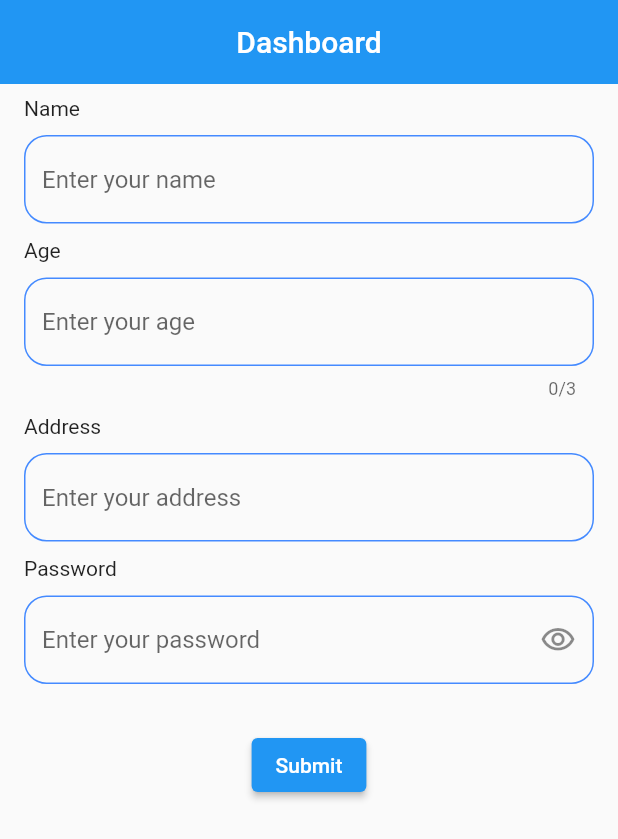
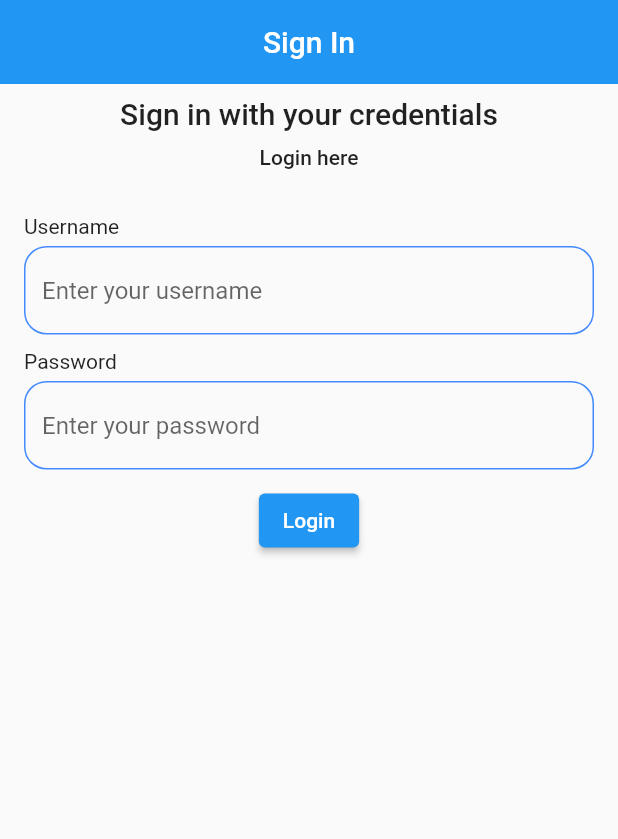
Before and after one commit to Manoj882/form_application, a Flutter app: the screen it shows after launch, on a phone screen of 412 x 824 dp. Shown: the top 839 px of the screen. Run offline on Flutter 3.47's test engine with Material 2 defaults, Android fonts, the phone set to English and light mode, and no system bars.

Commit message:
added login screen and alert dialog

```diff
--- a/lib/main.dart
+++ b/lib/main.dart
@@ -1,5 +1,6 @@
 import 'package:flutter/material.dart';
-import 'package:form_app/screens/home_screen.dart';
+import 'package:form_app/screens/contact_screen.dart';
+import 'package:form_app/screens/login_screen.dart';
 
 void main() {
   runApp(const MyApp());
@@ -17,7 +18,7 @@ class MyApp extends StatelessWidget {
 
         primarySwatch: Colors.blue,
       ),
-      home:  HomeScreen(),
+      home: LoginScreen(),
     );
   }
 }
--- a/lib/screens/home_screen.dart
+++ b/lib/screens/contact_screen.dart
@@ -4,24 +4,18 @@ import 'package:flutter/services.dart';
   import 'package:form_app/screens/details_screen.dart';
   import 'package:form_app/widgets/general_text_field.dart';
 
-class HomeScreen extends StatelessWidget {
-
-
-
+  class ContactScreen extends StatelessWidget {
     final formkey = GlobalKey<FormState>();
-
     final nameController = TextEditingController();
     final ageController = TextEditingController();
     final addressController = TextEditingController();
     final passwordController = TextEditingController();
 
-
-
     @override
     Widget build(BuildContext context) {
       return Scaffold(
         appBar: AppBar(
-        title: const Text('Dashboard'),
+        title: const Text('Contact Form'),
         centerTitle: true,
         elevation: 0.0,
       ),
@@ -53,8 +47,6 @@ class HomeScreen extends StatelessWidget {
                    return null;
                  },
                  ),
-
-
                 const SizedBox(height: 10.0),
 
                 //for Age input
@@ -82,8 +74,6 @@ class HomeScreen extends StatelessWidget {
                  },
 
                  ),
-
-
 
                 const SizedBox(height: 10.0),
                 //for Address input
@@ -132,9 +122,11 @@ class HomeScreen extends StatelessWidget {
                       if(formkey.currentState!.validate()){
                         formkey.currentState!.save();
                         // print('$name, $age, $address');
-                        Navigator.push(context, MaterialPageRoute(builder: (_)=>DetailsScreen(nameController.text,int.parse(ageController.text),ageController.text),),);
+                        Navigator.push(context, MaterialPageRoute(builder: (_)=>DetailsScreen(nameController.text,int.parse(ageController.text),ageController.text),
+                        ),
+                        );
 
-                      };
+                      }
 
                     },
                     child: const Text('Submit'),
--- /dev/null
+++ b/lib/screens/login_screen.dart
@@ -0,0 +1,121 @@
+import 'package:flutter/material.dart';
+import 'package:form_app/screens/utils/general_alert_dialog.dart';
+import 'package:form_app/widgets/general_text_field.dart';
+import 'package:form_app/screens/contact_screen.dart';
+
+class LoginScreen extends StatelessWidget {
+  LoginScreen({ Key? key }) : super(key: key);
+
+  final formKey = GlobalKey<FormState>;
+
+  final usernameController = TextEditingController();
+  final passwordController = TextEditingController();
+
+  @override
+  Widget build(BuildContext context) {
+    return Scaffold(
+      appBar: AppBar(
+        title: const Text('Sign In'),
+        centerTitle: true,
+        elevation: 0.0,
+      ),
+
+      body: Padding(
+        padding: const EdgeInsets.symmetric(
+          vertical: 8.0,
+          horizontal: 16.0,
+        ),
+
+        child: SingleChildScrollView(
+          child: Form(
+            child: Column(
+              // mainAxisAlignment: MainAxisAlignment.center,
+              crossAxisAlignment: CrossAxisAlignment.start,
+              children: [
+                Center(
+                  child: Text(
+                    'Sign in with your credentials',
+                    style: Theme.of(context).textTheme.headline6,
+                  ),
+                ),
+                const SizedBox(height: 10.0,),
+                Center(
+                  child: Text(
+                    'Login here',
+                    style: Theme.of(context).textTheme.bodyText1,
+                  ),
+                ),
+
+                const SizedBox(height: 30.0,),
+
+                const Text('Username'),
+                const SizedBox(height: 5.0,),
+                GeneralTextField(
+                  title: 'username',
+                  controller: usernameController,
+                  textInputType: TextInputType.name,
+                  textInputAction: TextInputAction.next,
+                  validate: (value) => value!.trim().isEmpty
+                  ? 'Please enter your username'
+                  :null,
+                  ),
+
+                  const SizedBox(height: 10.0,),
+
+                  const Text('Password'),
+                  const SizedBox(height: 5.0,),
+                  GeneralTextField(
+                    title: 'password',
+                    controller: passwordController,
+                    textInputType: TextInputType.name,
+                    textInputAction: TextInputAction.done,
+                    validate: (value) => value!.trim().isEmpty
+                    ? 'Please enter your password'
+                    : null,
+                    ),
+
+                    const SizedBox(height: 10.0,),
+
+                    Center(
+                      child: ElevatedButton(
+                        onPressed: () async {
+                        final username = usernameController.text;
+                        final password = passwordController.text;
+                        GeneralAlertDialog().customAlertDialog(context);
+                        await Future.delayed(
+                          const Duration(seconds: 3),
+                        );
+
+                        Navigator.pop(context);
+                        if(username == 'manoj' && password =='manoj123'){
+                          Navigator.of(context).push(MaterialPageRoute(
+                          builder: (_) => ContactScreen(),
+                          ),
+                          );
+
+                        }
+                        else{
+                          ScaffoldMessenger.of(context).showSnackBar(
+                            const SnackBar(
+                              content: Text(
+                                'Invalid details',
+                                textAlign: TextAlign.center,
+                              ),
+                            ),
+                          );
+                        }
+
+                      },
+                      child: const Text('Login'),
+                      ),
+                    ),
+
+              ],
+            ),
+          ),
+        ),
+      ),
+
+    );
+  }
+}
```
Also changed, not shown: lib/screens/utils/general_alert_dialog.dart (added, +25 -0 lines). Lines whose indentation alone changed are shown as unchanged.
